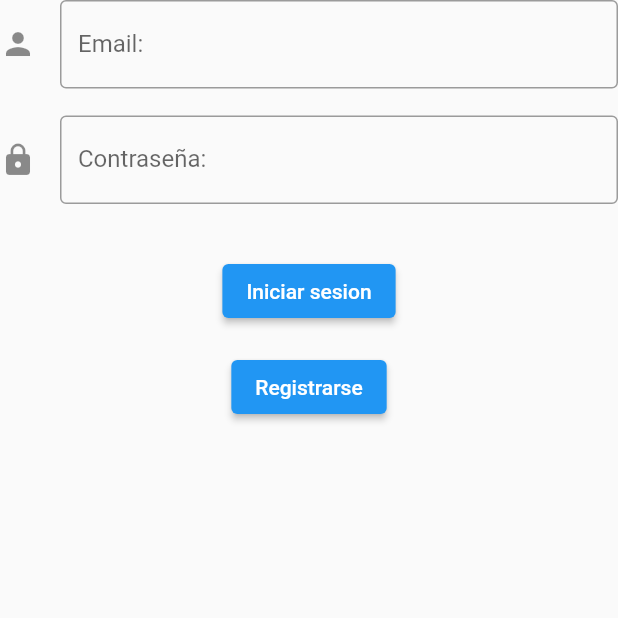
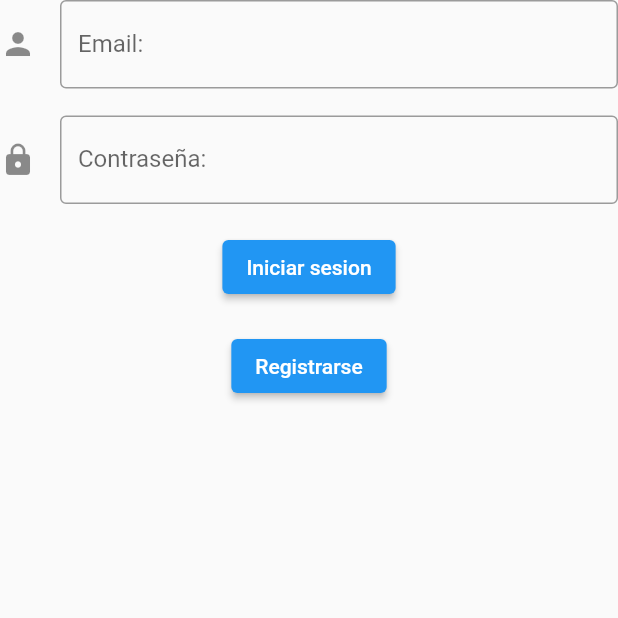
Before and after one commit to STIXGT/SJXL-app, a Flutter app: the LoginView screen opened directly with empty values, on a phone screen of 412 x 824 dp, the top half of it. Run offline on Flutter 3.47's test engine with Material 2 defaults, Android fonts, the phone set to English and light mode, and no system bars; our stand-ins replace auto_route, shared_preferences; accounts and stored records are empty.

Commit message:
Implementacion de rutas en el nuevo repositorio

```diff
--- a/lib/main.dart
+++ b/lib/main.dart
@@ -13,6 +13,7 @@ class MyApp extends StatelessWidget {
   Widget build(BuildContext context) {
     AppRouter appRouter = AppRouter();
     return MaterialApp.router(
+      debugShowCheckedModeBanner: false,
       routerConfig: appRouter.config(),
     );
   }
--- a/lib/routers/guard/auth_guard.dart
+++ b/lib/routers/guard/auth_guard.dart
@@ -6,11 +6,11 @@ class AuthGuard extends AutoRouteGuard {
   @override
   void onNavigation(NavigationResolver resolver, StackRouter router) async {
     SharedPreferences pref = await SharedPreferences.getInstance();
-    bool loggedIn = pref.getBool('logged:_in') ?? false;
+    bool loggedIn = pref.getBool('logged_in') ?? false;
     if (loggedIn) {
       resolver.next(true);
     } else {
-      router.push(LoginViewRoute(onResult: (result) {
+      router.push(LoginViewRoute(onResult: (result) async {
         if (result == true) {
           resolver.next(true);
           router.removeLast();
--- a/lib/view/login_view.dart
+++ b/lib/view/login_view.dart
@@ -1,8 +1,6 @@
-import 'package:auto_route/annotations.dart';
 import 'package:auto_route/auto_route.dart';
 import 'package:flutter/material.dart';
 import 'package:shared_preferences/shared_preferences.dart';
-
 import '../routers/app_route.gr.dart';
 
 @RoutePage()
@@ -11,10 +9,10 @@ class LoginView extends StatefulWidget {
   const LoginView({super.key, required this.onResult});
 
   @override
-  State<LoginView> createState() => LoginFormState();
+  State<LoginView> createState() => _LoginViewState();
 }
 
-class LoginFormState extends State<LoginView> {
+class _LoginViewState extends State<LoginView> {
   final _loginKey = GlobalKey<FormState>();
   final TextEditingController _username = TextEditingController();
   final TextEditingController _password = TextEditingController();
@@ -31,25 +29,28 @@ class LoginFormState extends State<LoginView> {
     String password = _password.text.trim();
 
     if (username == 'username' && password == 'password') {
+      // successful login
+      // save in shared preference
       SharedPreferences pref = await SharedPreferences.getInstance();
       pref.setBool('logged_in', true);
-
+      //
       widget.onResult.call(true);
     } else {
       ScaffoldMessenger.of(context).showSnackBar(const SnackBar(
-        content: Text('No se logeo correctamente'),
+        content: Text('Wrong username or password'),
       ));
     }
   }
 
+  @override
   Widget build(BuildContext context) {
-    return Form(
+    return Scaffold(
+      body: Form(
           key: _loginKey,
           child: Column(
             children: <Widget>[
               TextFormField(
-                enableInteractiveSelection: false,
-                textCapitalization: TextCapitalization.characters,
+                  controller: _username,
                   decoration: const InputDecoration(
                     icon: Icon(Icons.person),
                     hintText: "Escribir el correo",
@@ -61,8 +62,7 @@ class LoginFormState extends State<LoginView> {
                 height: 18.0,
               ),
               TextFormField(
-              enableInteractiveSelection: false,
-              textCapitalization: TextCapitalization.characters,
+                controller: _password,
                 decoration: const InputDecoration(
                   icon: Icon(Icons.lock),
                   hintText: "Escribir la contraseña",
@@ -75,19 +75,22 @@ class LoginFormState extends State<LoginView> {
                 color: Colors.transparent,
                 height: 18.0,
               ),
-            SizedBox(height: 16.0),
               ElevatedButton(
                   onPressed: () {
-                  AutoRouter.of(context).push(const FavoritosViewRoute());
+                    _login();
                   },
                   child: const Text('Iniciar sesion')),
-            SizedBox(height: 16.0),
+              const Divider(
+                color: Colors.transparent,
+                height: 18.0,
+              ),
               ElevatedButton(
                   onPressed: () {
                     AutoRouter.of(context).push(const RegisterViewRoute());
                   },
                   child: const Text('Registrarse')),
             ],
-        ));
+          )),
+    );
   }
 }
--- a/lib/view/register_view.dart
+++ b/lib/view/register_view.dart
@@ -1,6 +1,5 @@
 import 'package:auto_route/auto_route.dart';
 import 'package:flutter/material.dart';
-import 'package:auto_route/annotations.dart';
 import 'package:hdt_flutter/routers/app_route.gr.dart';
 
 @RoutePage()
--- a/pubspec.yaml
+++ b/pubspec.yaml
@@ -33,6 +33,9 @@ dependencies:
     sdk: flutter
   auto_route: ^7.7.0
   shared_preferences: ^2.2.0
+  flutter_localizations:
+    sdk: flutter
+
 
 
   # The following adds the Cupertino Icons font to your application.
```
Also changed, not shown: lib/api_service.dart (added, +18 -0 lines), lib/view/delivery_view.dart (+21 -4 lines), lib/view/favoritos_view.dart (+19 -3 lines), lib/view/home_view.dart (+4 -4 lines), pubspec.lock. Lines whose indentation alone changed are shown as unchanged.
